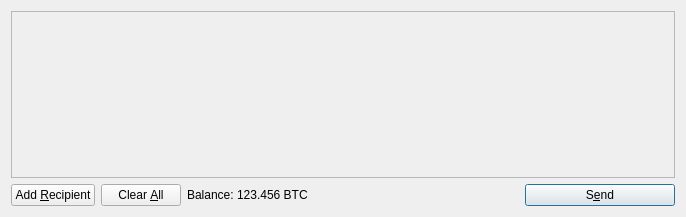
Above: src/qt/forms/sendcoinsdialog.ui from realcoin/realcoin before the change. Below: the same form after it.
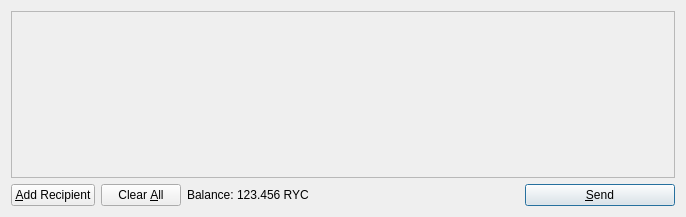
That is the form after the change. Icons and pictures are not drawn.

The edit to the form file:
```diff
--- a/src/qt/forms/sendcoinsdialog.ui
+++ b/src/qt/forms/sendcoinsdialog.ui
@@ -64,7 +64,7 @@
         <string>Send to multiple recipients at once</string>
        </property>
        <property name="text">
-        <string>Add &amp;Recipient</string>
+        <string>&amp;Add Recipient</string>
        </property>
        <property name="icon">
         <iconset resource="../bitcoin.qrc">
@@ -119,7 +119,7 @@
           <cursorShape>IBeamCursor</cursorShape>
          </property>
          <property name="text">
-          <string>123.456 BTC</string>
+          <string>123.456 RYC</string>
          </property>
          <property name="textInteractionFlags">
           <set>Qt::LinksAccessibleByMouse|Qt::TextSelectableByKeyboard|Qt::TextSelectableByMouse</set>
@@ -153,7 +153,7 @@
         <string>Confirm the send action</string>
        </property>
        <property name="text">
-        <string>S&amp;end</string>
+        <string>&amp;Send</string>
        </property>
        <property name="icon">
         <iconset resource="../bitcoin.qrc">
```
